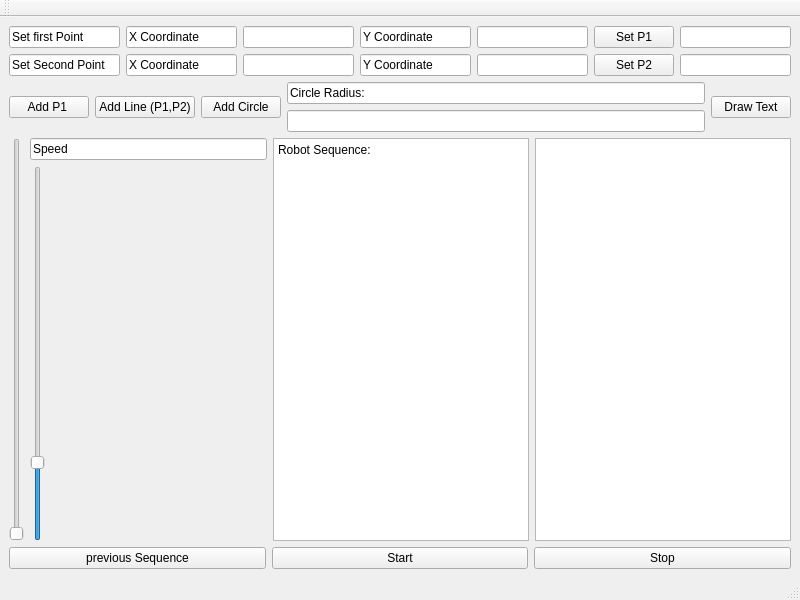
This is CAPISample/robotdrawui.ui in dzunder32/BachelorRobot as Qt 5 draws it before an edit. The edited form follows.
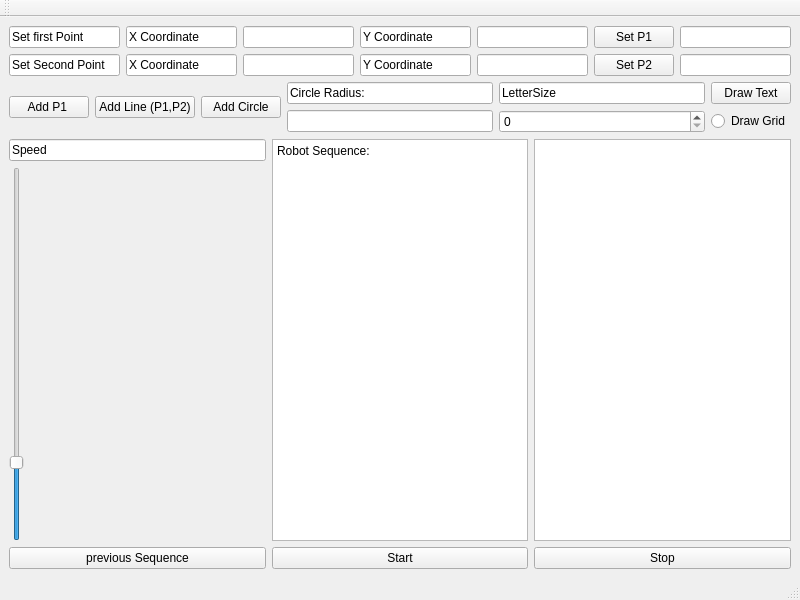
This is the edited form.

What changed in the file:
```diff
--- a/CAPISample/robotdrawui.ui
+++ b/CAPISample/robotdrawui.ui
@@ -14,7 +14,7 @@
    <string>MainWindow</string>
   </property>
   <widget class="QWidget" name="centralwidget">
-   <layout class="QVBoxLayout" name="verticalLayout_3">
+   <layout class="QVBoxLayout" name="verticalLayout">
     <item>
      <layout class="QGridLayout" name="gridLayout">
       <item row="0" column="2">
@@ -117,40 +117,47 @@
        </widget>
       </item>
       <item>
-       <layout class="QVBoxLayout" name="verticalLayout">
-        <item>
+       <layout class="QGridLayout" name="gridLayout_2">
+        <item row="0" column="0">
          <widget class="QLineEdit" name="lineEdit_6">
           <property name="text">
            <string>Circle Radius: </string>
           </property>
          </widget>
         </item>
-        <item>
+        <item row="0" column="1">
+         <widget class="QLineEdit" name="lineEdit_7">
+          <property name="text">
+           <string>LetterSize</string>
+          </property>
+         </widget>
+        </item>
+        <item row="0" column="2">
+         <widget class="QPushButton" name="pushButton_draw">
+          <property name="text">
+           <string>Draw Text</string>
+          </property>
+         </widget>
+        </item>
+        <item row="1" column="0">
          <widget class="QLineEdit" name="lineEdit_Radius"/>
         </item>
+        <item row="1" column="1">
+         <widget class="QSpinBox" name="spinBox_letterSize"/>
+        </item>
+        <item row="1" column="2">
+         <widget class="QRadioButton" name="radioButton_grid">
+          <property name="text">
+           <string>Draw Grid</string>
+          </property>
+         </widget>
+        </item>
        </layout>
       </item>
-      <item>
-       <widget class="QPushButton" name="pushButton">
-        <property name="text">
-         <string>Draw Text</string>
-        </property>
-       </widget>
-      </item>
      </layout>
     </item>
     <item>
      <layout class="QHBoxLayout" name="horizontalLayout_2">
-      <item>
-       <widget class="QSlider" name="verticalSlider">
-        <property name="maximum">
-         <number>10</number>
-        </property>
-        <property name="orientation">
-         <enum>Qt::Vertical</enum>
-        </property>
-       </widget>
-      </item>
       <item>
        <layout class="QVBoxLayout" name="verticalLayout_2">
         <item>
```
